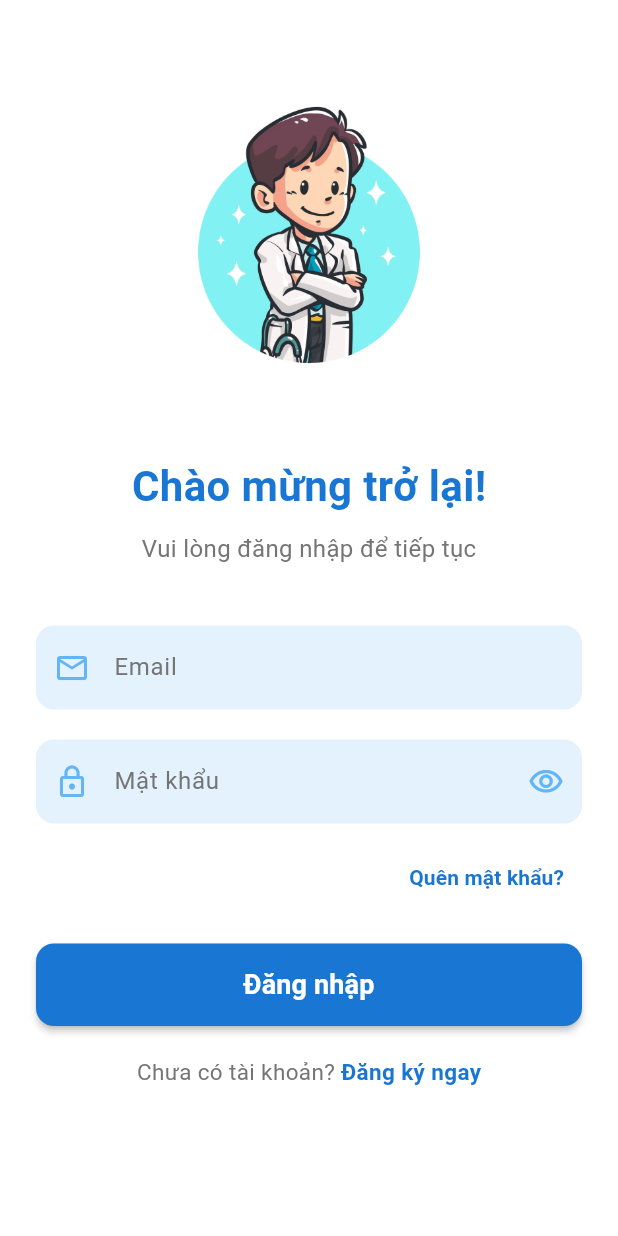
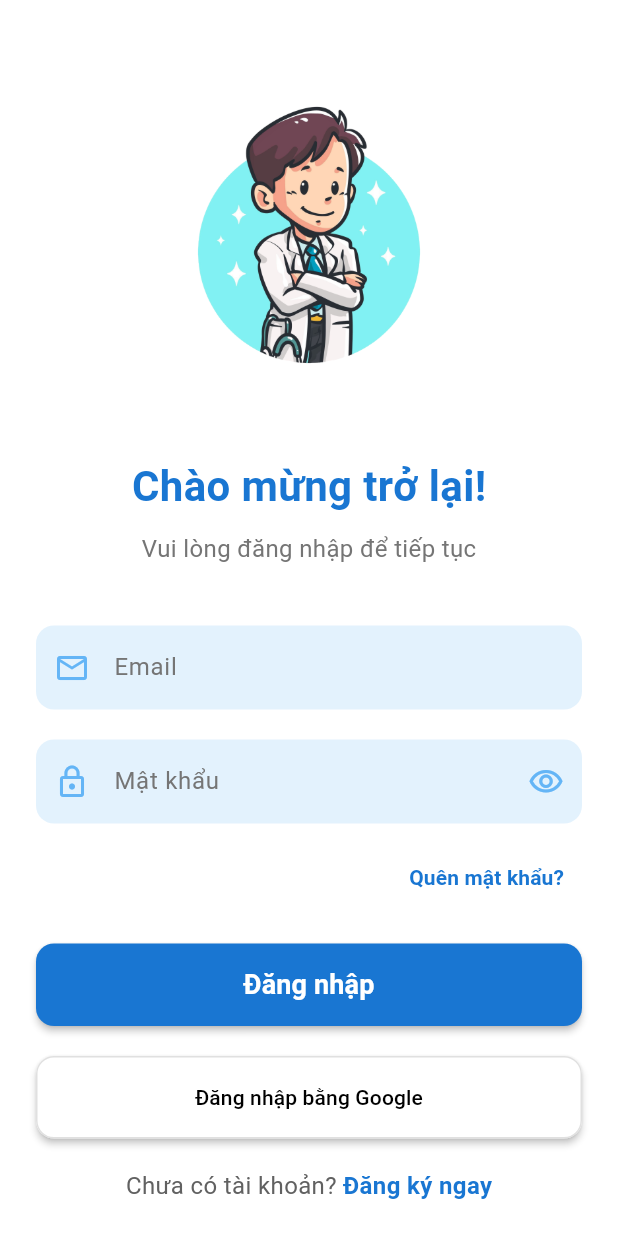
Before and after one commit to KeloTuan/AppSickSense, a Flutter app: the screen it shows after launch, on a phone screen of 412 x 824 dp. Run offline on Flutter 3.47's test engine with Material 3 defaults, Android fonts, the light colour scheme and no system bars; our stand-ins replace cloud_firestore, firebase_auth, firebase_core, firebase_database, geolocator, get and 2 more; accounts and stored records are empty; generated files the repository leaves out were written again.

Commit message:
add sign in with google

```diff
--- a/sicksense/lib/auth/login/login_screen.dart
+++ b/sicksense/lib/auth/login/login_screen.dart
@@ -1,6 +1,7 @@
 import 'package:firebase_auth/firebase_auth.dart';
 import 'package:flutter/material.dart';
 import 'package:get/get.dart';
+import 'package:google_sign_in/google_sign_in.dart';
 import 'package:sick_sense_mobile/auth/home_screen.dart';
 import 'package:sick_sense_mobile/auth/signup/sign_up_screen.dart';
 import 'package:sick_sense_mobile/auth/comfirm/recovery_email_address.dart';
@@ -15,6 +16,9 @@ class LoginScreen extends StatefulWidget {
 class _LoginScreenState extends State<LoginScreen> {
   final TextEditingController email = TextEditingController();
   final TextEditingController password = TextEditingController();
+  final FirebaseAuth _auth = FirebaseAuth.instance;
+  final GoogleSignIn _googleSignIn = GoogleSignIn();
+
   bool isLoading = false;
   bool _obscurePassword = true;
 
@@ -29,6 +33,35 @@ class _LoginScreenState extends State<LoginScreen> {
         );
       }
     });
+  }
+
+  Future<User?> signInWithGoogle() async {
+    try {
+      final GoogleSignInAccount? googleUser = await _googleSignIn.signIn();
+      if (googleUser == null) return null;
+
+      final GoogleSignInAuthentication googleAuth =
+          await googleUser.authentication;
+
+      final AuthCredential credential = GoogleAuthProvider.credential(
+        accessToken: googleAuth.accessToken,
+        idToken: googleAuth.idToken,
+      );
+
+      final UserCredential userCredential =
+          await _auth.signInWithCredential(credential);
+
+      return userCredential.user;
+    } catch (e) {
+      Get.snackbar(
+        "Lỗi đăng nhập",
+        "Không thể đăng nhập bằng Google",
+        snackPosition: SnackPosition.TOP,
+        backgroundColor: Colors.red[100],
+        colorText: Colors.red[900],
+      );
+      return null;
+    }
   }
 
   signIn() async {
@@ -130,7 +163,7 @@ class _LoginScreenState extends State<LoginScreen> {
                       style: TextStyle(
                         fontSize: 28,
                         fontWeight: FontWeight.bold,
-                        color: Colors.blue[700], // Màu xanh dương cho tiêu đề
+                        color: Colors.blue[700],
                       ),
                     ),
                     const SizedBox(height: 10),
@@ -148,12 +181,11 @@ class _LoginScreenState extends State<LoginScreen> {
                       keyboardType: TextInputType.emailAddress,
                       decoration: InputDecoration(
                         labelText: 'Email',
-                        //hintText: 'Nhập địa chỉ email của bạn',
                         prefixIcon:
                             Icon(Icons.email_outlined, color: Colors.blue[300]),
                         labelStyle: TextStyle(color: Colors.grey[600]),
                         filled: true,
-                        fillColor: Colors.blue[50], // Nền màu trắng
+                        fillColor: Colors.blue[50],
                         border: OutlineInputBorder(
                           borderRadius: BorderRadius.circular(12),
                           borderSide: BorderSide.none,
@@ -166,20 +198,17 @@ class _LoginScreenState extends State<LoginScreen> {
                       ),
                     ),
                     const SizedBox(height: 20),
-
                     // Password field
                     TextFormField(
                       controller: password,
                       obscureText: _obscurePassword,
                       decoration: InputDecoration(
                         labelText: 'Mật khẩu',
-                        //hintText: 'Nhập mật khẩu của bạn',
                         prefixIcon:
                             Icon(Icons.lock_outline, color: Colors.blue[300]),
-                        labelStyle: TextStyle(
-                            color: Colors.grey[600]), // Chữ màu grey[600]
+                        labelStyle: TextStyle(color: Colors.grey[600]),
                         filled: true,
-                        fillColor: Colors.blue[50], // Nền màu trắng
+                        fillColor: Colors.blue[50],
                         border: OutlineInputBorder(
                           borderRadius: BorderRadius.circular(12),
                           borderSide: BorderSide.none,
@@ -194,7 +223,7 @@ class _LoginScreenState extends State<LoginScreen> {
                             _obscurePassword
                                 ? Icons.visibility_outlined
                                 : Icons.visibility_off_outlined,
-                            color: Colors.blue[300], // Giữ nguyên màu của icon
+                            color: Colors.blue[300],
                           ),
                           onPressed: () {
                             setState(() {
@@ -204,9 +233,7 @@ class _LoginScreenState extends State<LoginScreen> {
                         ),
                       ),
                     ),
-
                     const SizedBox(height: 12),
-                    // Forgot password
                     Align(
                       alignment: Alignment.centerRight,
                       child: TextButton(
@@ -216,7 +243,7 @@ class _LoginScreenState extends State<LoginScreen> {
                         child: Text(
                           'Quên mật khẩu?',
                           style: TextStyle(
-                            color: Colors.blue[700], // Màu xanh dương cho link
+                            color: Colors.blue[700],
                             fontWeight: FontWeight.w600,
                           ),
                         ),
@@ -226,8 +253,7 @@ class _LoginScreenState extends State<LoginScreen> {
                     // Login button
                     ElevatedButton(
                       style: ElevatedButton.styleFrom(
-                        backgroundColor:
-                            Colors.blue[700], // Màu xanh dương cho nút
+                        backgroundColor: Colors.blue[700],
                         foregroundColor: Colors.white,
                         minimumSize: const Size(double.infinity, 55),
                         shape: RoundedRectangleBorder(
@@ -255,60 +281,65 @@ class _LoginScreenState extends State<LoginScreen> {
                             ),
                     ),
                     const SizedBox(height: 20),
-                    // Sign up link
+                    // Google Sign-In button
+                    ElevatedButton(
+                      style: ElevatedButton.styleFrom(
+                        backgroundColor: Colors.white,
+                        foregroundColor: Colors.black,
+                        minimumSize: const Size(double.infinity, 55),
+                        shape: RoundedRectangleBorder(
+                          borderRadius: BorderRadius.circular(12),
+                          side: BorderSide(color: Colors.grey[300]!),
+                        ),
+                        elevation: 2,
+                      ),
+                      onPressed: () async {
+                        User? user = await signInWithGoogle();
+                        if (user != null) {
+                          Navigator.pushReplacement(
+                            context,
+                            MaterialPageRoute(
+                                builder: (context) => const HomeScreen()),
+                          );
+                        }
+                      },
+                      child: const Text("Đăng nhập bằng Google"),
+                    ),
+
+                    const SizedBox(height: 20),
                     Row(
                       mainAxisAlignment: MainAxisAlignment.center,
                       children: [
                         Text(
                           "Chưa có tài khoản? ",
                           style: TextStyle(
-                            color: Colors.grey[600],
-                            fontSize: 15,
+                            fontSize: 16,
+                            color: Colors.grey[700],
                           ),
                         ),
                         GestureDetector(
                           onTap: () {
-                            Navigator.push(
-                              context,
-                              MaterialPageRoute(
-                                  builder: (context) => SignUpScreen()),
-                            );
+                            Get.to(() => SignUpScreen());
                           },
                           child: Text(
                             "Đăng ký ngay",
                             style: TextStyle(
-                              color:
-                                  Colors.blue[700], // Màu xanh dương cho link
+                              fontSize: 16,
+                              color: Colors.blue[700],
                               fontWeight: FontWeight.bold,
-                              fontSize: 15,
                             ),
                           ),
                         ),
                       ],
                     ),
+                    const SizedBox(height: 20),
                   ],
                 ),
               ),
             ),
           ),
-          if (isLoading)
-            Container(
-              color: Colors.black.withOpacity(0.3),
-              child: const Center(
-                child: CircularProgressIndicator(
-                  valueColor: AlwaysStoppedAnimation<Color>(Colors.white),
-                ),
-              ),
-            ),
         ],
       ),
     );
   }
-
-  @override
-  void dispose() {
-    email.dispose();
-    password.dispose();
-    super.dispose();
-  }
 }
--- a/sicksense/pubspec.yaml
+++ b/sicksense/pubspec.yaml
@@ -46,6 +46,7 @@ dependencies:
   geolocator: ^13.0.2
   google_maps_flutter: ^2.10.0
   http: ^1.2.2
+  google_sign_in: ^6.2.2
 
 dev_dependencies:
   flutter_test:
```
Also changed, not shown: sicksense/lib/auth/login/google_login.dart (added, +73 -0 lines), sicksense/pubspec.lock, 1 other file.
